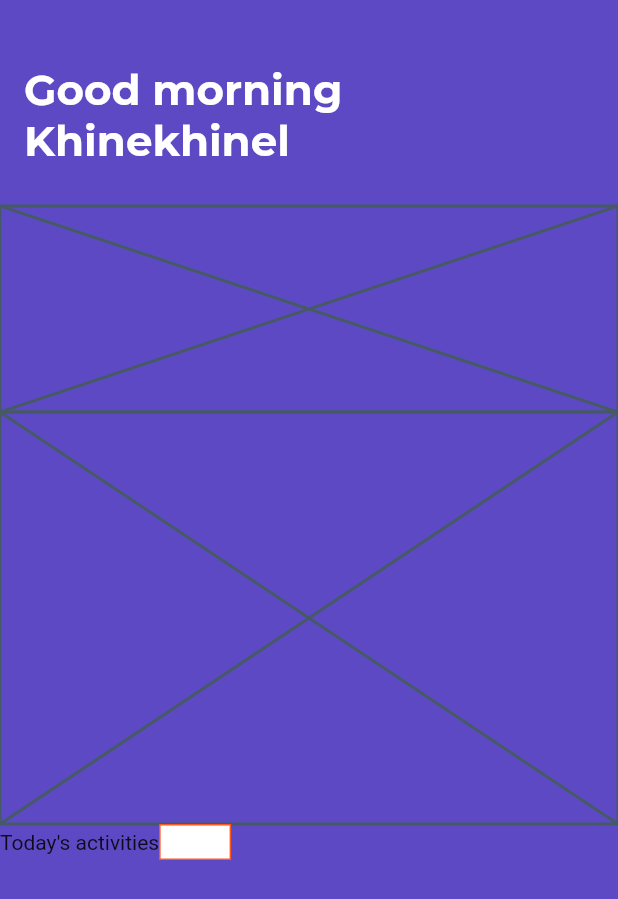
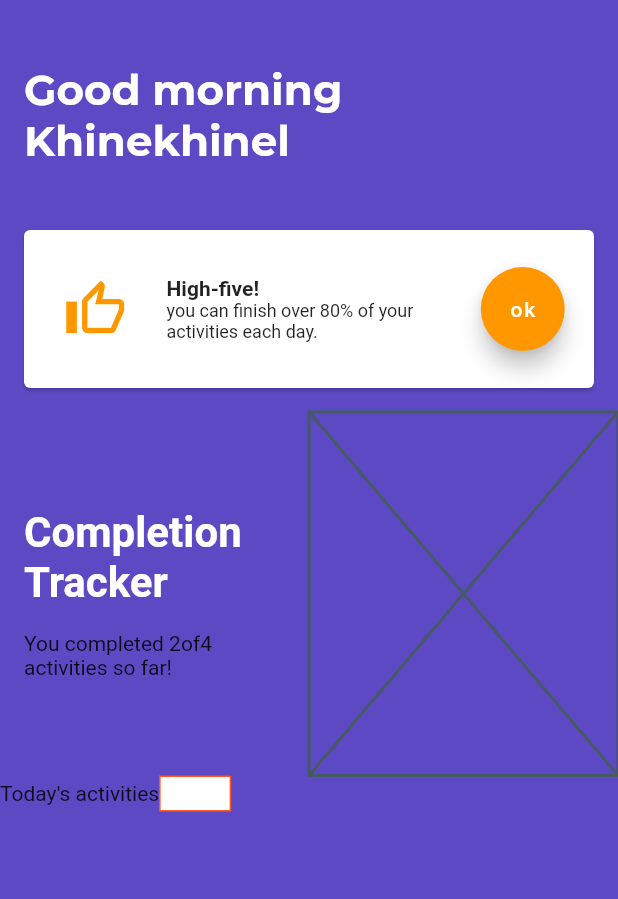
Before and after one commit to KhineKhineLin/Dribble-Flutter-UI4, a Flutter app: the screen it shows after launch, on a phone screen of 412 x 824 dp. Shown: the top 899 px of the screen. Run offline on Flutter 3.47's test engine with Material 2 defaults, Android fonts, the phone set to English and light mode, and no system bars; our stand-ins replace badges, fl_chart, google_fonts, page_transition, sliding_up_panel, smooth_page_indicator; missing offline and left inert: flutter_circular_text.

Commit message:
insert text spans

```diff
--- a/lib/daily_activities_app/daily_main_page.dart
+++ b/lib/daily_activities_app/daily_main_page.dart
@@ -45,13 +45,90 @@ class DailyMainPage extends StatelessWidget {
                           ],
                         ),
                       )),
-                      Expanded(child: Placeholder())
+                      Expanded(
+                          child: Padding(
+                        padding: const EdgeInsets.all(12.0),
+                        child: Card(
+                          color: Theme.of(context).cardColor,
+                          child: Row(
+                            children: [
+                              Expanded(
+                                  flex: 1,
+                                  child: Icon(
+                                    Icons.thumb_up_outlined,
+                                    color: Colors.orange,
+                                    size: 42,
+                                  )),
+                              Expanded(
+                                  flex: 2,
+                                  child: Column(
+                                    crossAxisAlignment:
+                                        CrossAxisAlignment.start,
+                                    mainAxisAlignment: MainAxisAlignment.center,
+                                    children: [
+                                      Text(
+                                        'High-five!',
+                                        style: TextStyle(
+                                            fontWeight: FontWeight.bold),
+                                      ),
+                                      Text(
+                                        'you can finish over 80% of your activities each day.',
+                                        style: TextStyle(fontSize: 12),
+                                      )
+                                    ],
+                                  )),
+                              Expanded(
+                                  flex: 1,
+                                  child: Padding(
+                                    padding: const EdgeInsets.all(12.0),
+                                    child: FloatingActionButton(
+                                      onPressed: () {},
+                                      child: Text('ok'),
+                                      backgroundColor: Colors.orange,
+                                    ),
+                                  ))
+                            ],
+                          ),
+                        ),
+                      ))
                     ],
                   ),
                 ),
                 Container(
-                  height: MediaQuery.of(context).size.height / 3,
-                  child: Placeholder(),
+                  height: MediaQuery.of(context).size.height / 3.4,
+                  child: Row(
+                    children: [
+                      Expanded(
+                          flex: 1,
+                          child: Padding(
+                            padding: const EdgeInsets.all(16.0),
+                            child: Column(
+                              crossAxisAlignment: CrossAxisAlignment.start,
+                              mainAxisAlignment: MainAxisAlignment.center,
+                              children: [
+                                Text(
+                                  'Completion\nTracker',
+                                  style: TextStyle(
+                                      fontSize: 28,
+                                      fontWeight: FontWeight.bold,
+                                      color: Colors.white),
+                                ),
+                                SizedBox(
+                                  height: 16,
+                                ),
+                                Text.rich(TextSpan(children: [
+                                  TextSpan(text: 'You completed '),
+                                  TextSpan(text: '2'),
+                                  TextSpan(text: 'of'),
+                                  TextSpan(text: '4\n'),
+                                  TextSpan(text: 'activities so far!')
+                                ]))
+                              ],
+                            ),
+                          )),
+                      Expanded(flex: 1, child: Placeholder())
+                    ],
+                  ),
                 ),
                 Row(
                   children: [
```
